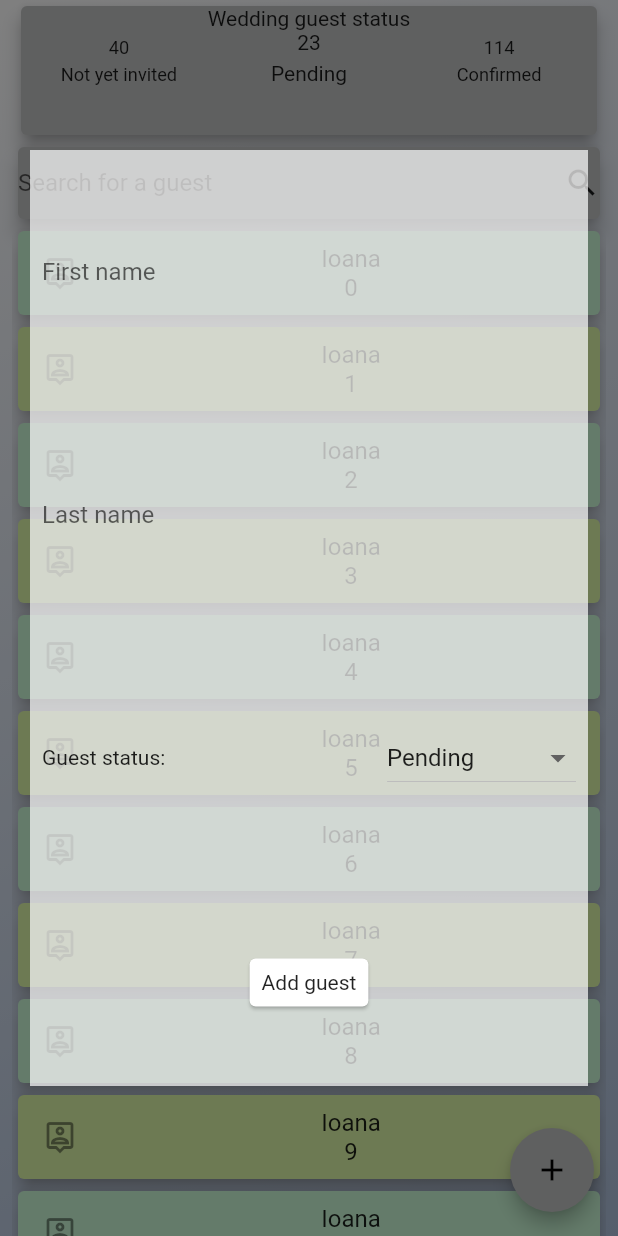
After one commit to ovicristurean/WeddingSeats, a Flutter app: the ListOfGuests screen opened directly, after a tap on the "add" icon, on a phone screen of 412 x 824 dp. The commit adds this screen. Run offline on Flutter 3.47's test engine with Material 2 defaults, Android fonts, the phone set to English and light mode, and no system bars; drawn by our look-alikes of carousel_slider; our stand-ins replace flutter_countdown_timer, flutter_svg, numberpicker, rxdart.

Commit message:
user guest dialog

```diff
--- a/lib/ui/screens/event_home_screen.dart
+++ b/lib/ui/screens/event_home_screen.dart
@@ -47,8 +47,6 @@ class _EventHomeScreenState extends State<EventHomeScreen> {
                         child: CountdownTimer(
                           endTime: 1622912400000,
                           widgetBuilder: (_, CurrentRemainingTime time) {
-                            /*return Text(
-                            'days: [ ${time.days} ], hours: [ ${time.hours} ], min: [ ${time.min} ], sec: [ ${time.sec} ]');*/
                               return CountdownTimerView(time.days, time.hours, time.min, time.sec);
                           },
                         ),
@@ -58,21 +56,6 @@ class _EventHomeScreenState extends State<EventHomeScreen> {
                 ),
               ),
             )
-            /*Positioned(
-              child: Text("Nunta santimbreana"),
-              top: 100,
-            ),
-            Positioned(
-              top: 200,
-              child: CountdownTimer(
-                endTime: 1622912400000,
-                widgetBuilder: (_, CurrentRemainingTime time) {
-                  return /*Text(
-                      'days: [ ${time.days} ], hours: [ ${time.hours} ], min: [ ${time.min} ], sec: [ ${time.sec} ]')*/
-                      CountdownTimerView();
-                },
-              ),
-            )*/
           ],
         ),
       ),
--- a/lib/ui/screens/list_of_guests_screen.dart
+++ b/lib/ui/screens/list_of_guests_screen.dart
@@ -5,6 +5,7 @@ import 'package:weddings_seats/inherited/inherited_wedding_data.dart';
 import 'package:weddings_seats/model/guest_model.dart';
 import 'package:weddings_seats/repository/guest_data_source.dart';
 import 'package:weddings_seats/ui/screens/inherited_list_of_guests.dart';
+import 'package:weddings_seats/ui/views/add_guest_dialog.dart';
 import 'package:weddings_seats/ui/views/event_guests_status_view.dart';
 import 'package:weddings_seats/ui/views/guest_view.dart';
 import 'package:weddings_seats/util/themes.dart';
@@ -32,7 +33,8 @@ class _ListOfGuestsState extends State<ListOfGuests> {
         builder: (context, AsyncSnapshot<List<GuestModel>> snapshot) {
           if (snapshot.hasData) {
             return SafeArea(
-              child: Container(
+              child: Scaffold(
+                body: Container(
                   decoration: BoxDecoration(
                       gradient: LinearGradient(
                           begin: Alignment.topLeft,
@@ -95,6 +97,23 @@ class _ListOfGuestsState extends State<ListOfGuests> {
                     ],
                   ),
                 ),
+                floatingActionButton: FloatingActionButton(
+                  elevation: 5,
+                  backgroundColor: Themes.DarkPrimaryColor,
+                  child: Icon(Icons.add),
+                  onPressed: () {
+                    showGeneralDialog(
+                        context: context,
+                        barrierDismissible: true,
+                        barrierLabel: "",
+                        pageBuilder: (BuildContext buildContext,
+                            Animation<double> animation,
+                            Animation<double> secondaryAnimation) {
+                          return AddGuestDialog();
+                        });
+                  },
+                ),
+              ),
             );
           } else {
             return Center(
--- /dev/null
+++ b/lib/ui/views/add_guest_dialog.dart
@@ -0,0 +1,90 @@
+import 'package:flutter/material.dart';
+import 'package:flutter/widgets.dart';
+
+class AddGuestDialog extends StatefulWidget {
+  @override
+  _AddGuestDialogState createState() => _AddGuestDialogState();
+}
+
+class _AddGuestDialogState extends State<AddGuestDialog> {
+  @override
+  Widget build(BuildContext context) {
+    return Padding(
+      padding: const EdgeInsets.fromLTRB(20, 100, 20, 100),
+      child: Material(
+        type: MaterialType.transparency,
+        child: Center(
+          child: Container(
+            color: Colors.white70,
+            child: Center(
+              child: Column(
+                mainAxisAlignment: MainAxisAlignment.spaceAround,
+                crossAxisAlignment: CrossAxisAlignment.start,
+                children: [
+                  Padding(
+                    padding: const EdgeInsets.all(8.0),
+                    child: TextField(
+                      decoration: InputDecoration(
+                          focusColor: Colors.red,
+                          border: InputBorder.none,
+                          hintText: "First name"),
+                      //controller: searchController,
+                      onChanged: (String text) {},
+                    ),
+                  ),
+                  Padding(
+                    padding: const EdgeInsets.all(8.0),
+                    child: TextField(
+                      decoration: InputDecoration(
+                          focusColor: Colors.red,
+                          border: InputBorder.none,
+                          hintText: "Last name"),
+                      //controller: searchController,
+                      onChanged: (String text) {},
+                    ),
+                  ),
+                  Padding(
+                    padding: const EdgeInsets.all(8.0),
+                    child: Row(
+                      mainAxisAlignment: MainAxisAlignment.spaceBetween,
+                      children: [
+                        Text("Guest status: "),
+                        DropdownButton(
+                          items: [
+                            DropdownMenuItem(
+                              child: Text("Pending"),
+                            ),
+                            DropdownMenuItem(
+                              child: Text("Confirmed"),
+                            ),
+                            DropdownMenuItem(
+                              child: Text("Not yet invited"),
+                            ),
+                          ],
+                          onChanged: (value) {},
+                        ),
+                      ],
+                    ),
+                  ),
+                  Center(
+                    child: InkWell(
+                      child: Card(
+                        child: Padding(
+                          padding: const EdgeInsets.all(8.0),
+                          child: Text("Add guest"),
+                        ),
+                      ),
+                      onTap: () {
+                        Navigator.pop(context);
+                      },
+                    ),
+                  ),
+                ],
+              ),
+            ),
+          ),
+        ),
+      ),
+    );
+  }
+}
```
Lines whose indentation alone changed are shown as unchanged.
